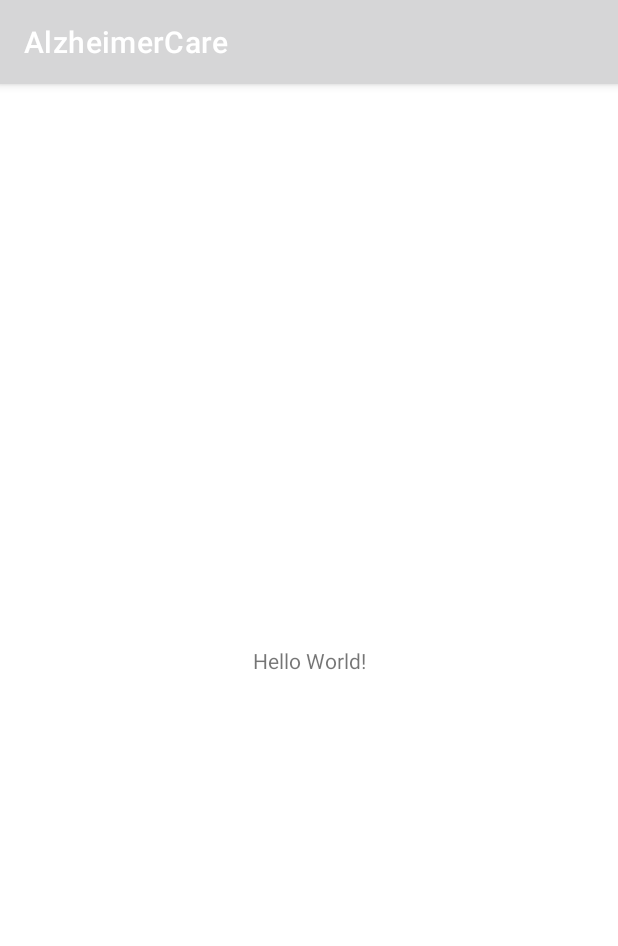
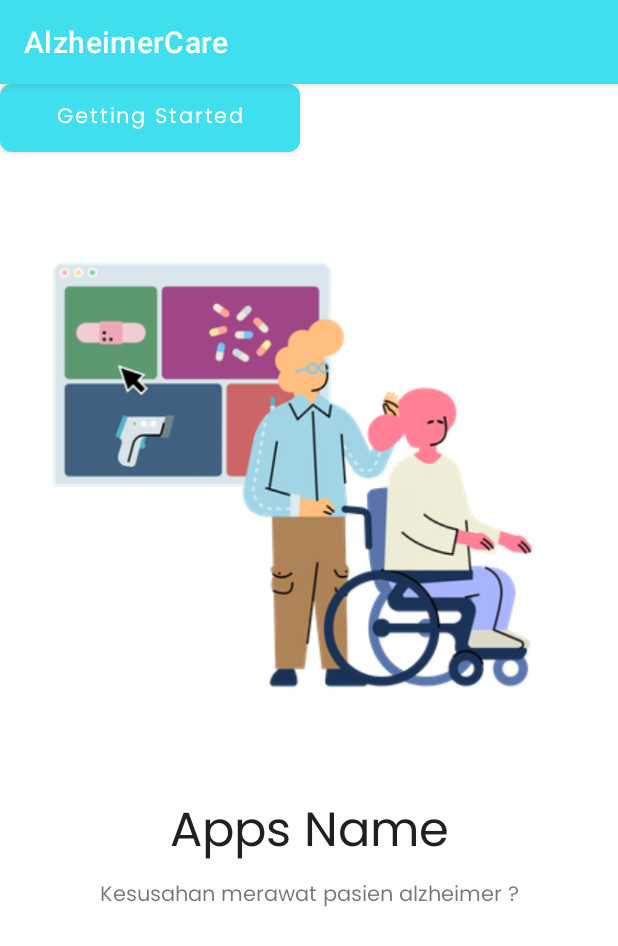
Before and after one commit to nazirxz/Capstone-Project-Alzheimer, an Android app: the screen it shows after launch (MainActivity), on a phone screen of 412 x 824 dp. Shown: the top 946 px of the screen. Run offline under Robolectric (Android 15) with nearby library versions, the phone set to English and light mode, and no system bars.

Commit message:
onboarding ui

```diff
--- /dev/null
+++ b/app/src/main/res/drawable/shape_rectangle_8_ffc700.xml
@@ -0,0 +1,8 @@
+<?xml version="1.0" encoding="utf-8"?>
+<shape xmlns:android="http://schemas.android.com/apk/res/android"
+    android:shape="rectangle">
+
+    <corners android:radius="8dp"/>
+    <solid android:color="@color/blue"/>
+
+</shape>
--- a/app/src/main/res/layout/activity_main.xml
+++ b/app/src/main/res/layout/activity_main.xml
@@ -6,13 +6,49 @@
     android:layout_height="match_parent"
     tools:context=".MainActivity">
 
+    <ImageView
+        android:id="@+id/imageView"
+        android:layout_width="383dp"
+        android:layout_height="360dp"
+        app:layout_constraintBottom_toBottomOf="parent"
+        app:layout_constraintEnd_toEndOf="parent"
+        app:layout_constraintHorizontal_bias="0.571"
+        app:layout_constraintStart_toStartOf="parent"
+        app:layout_constraintTop_toTopOf="parent"
+        app:layout_constraintVertical_bias="0.199"
+        app:srcCompat="@drawable/caretaking" />
+
     <TextView
+        android:id="@+id/appsname"
+        style="@style/TextView.PoppinsNormal32sp020202"
         android:layout_width="wrap_content"
         android:layout_height="wrap_content"
-        android:text="Hello World!"
-        app:layout_constraintBottom_toBottomOf="parent"
-        app:layout_constraintLeft_toLeftOf="parent"
-        app:layout_constraintRight_toRightOf="parent"
-        app:layout_constraintTop_toTopOf="parent" />
+        android:layout_marginTop="32dp"
+        android:text="@string/apps_name"
+        app:layout_constraintEnd_toEndOf="parent"
+        app:layout_constraintStart_toStartOf="parent"
+        app:layout_constraintTop_toBottomOf="@+id/imageView" />
+
+    <TextView
+        android:id="@+id/detail"
+        android:layout_width="wrap_content"
+        android:layout_height="wrap_content"
+        android:layout_marginTop="88dp"
+        android:fontFamily="@font/poppins"
+        android:text="@string/onboarding_info"
+        app:layout_constraintEnd_toEndOf="parent"
+        app:layout_constraintStart_toStartOf="parent"
+        app:layout_constraintTop_toBottomOf="@+id/imageView" />
+
+    <Button
+        android:id="@+id/btnSignin"
+        style="@style/Button.Primary"
+        android:layout_width="200dp"
+        android:layout_height="45dp"
+        android:text="@string/onboarding_button"
+        android:textAllCaps="false"
+        android:textColor="@color/white"
+        tools:layout_editor_absoluteX="105dp"
+        tools:layout_editor_absoluteY="574dp" />
 
 </androidx.constraintlayout.widget.ConstraintLayout>
--- a/app/src/main/res/values/strings.xml
+++ b/app/src/main/res/values/strings.xml
@@ -1,3 +1,6 @@
 <resources>
     <string name="app_name">AlzheimerCare</string>
+    <string name="apps_name">Apps Name</string>
+    <string name="onboarding_info">Kesusahan merawat pasien alzheimer ?</string>
+    <string name="onboarding_button">Getting Started</string>
 </resources>
--- a/app/src/main/res/values/themes.xml
+++ b/app/src/main/res/values/themes.xml
@@ -2,15 +2,93 @@
     <!-- Base application theme. -->
     <style name="Theme.AlzheimerCare" parent="Theme.MaterialComponents.DayNight.DarkActionBar">
         <!-- Primary brand color. -->
-        <item name="colorPrimary">@color/purple_500</item>
-        <item name="colorPrimaryVariant">@color/purple_700</item>
+        <item name="colorPrimary">@color/blue</item>
+        <item name="colorPrimaryVariant">@color/red</item>
         <item name="colorOnPrimary">@color/white</item>
-        <!-- Secondary brand color. -->
-        <item name="colorSecondary">@color/teal_200</item>
-        <item name="colorSecondaryVariant">@color/teal_700</item>
-        <item name="colorOnSecondary">@color/black</item>
         <!-- Status bar color. -->
         <item name="android:statusBarColor" tools:targetApi="l">?attr/colorPrimaryVariant</item>
         <!-- Customize your theme here. -->
     </style>
+     <style name="TextView"/>
+    <style name="TextView.PoppinsNormal32sp020202">
+        <item name="android:fontFamily">@font/poppins</item>
+        <item name="android:textColor">#202020</item>
+        <item name="android:textSize">32sp</item>
+    </style>
+
+    <style name="TextView.PoppinsNormal16sp020202">
+        <item name="android:fontFamily">@font/poppins</item>
+        <item name="android:textColor">#202020</item>
+        <item name="android:textSize">16sp</item>
+    </style>
+
+    <style name="TextView.PoppinsNormal22sp020202">
+        <item name="android:fontFamily">@font/poppins</item>
+        <item name="android:textColor">#202020</item>
+        <item name="android:textSize">22sp</item>
+    </style>
+
+    <style name="TextView.PoppinsNormal20sp020202">
+        <item name="android:fontFamily">@font/poppins</item>
+        <item name="android:textColor">#202020</item>
+        <item name="android:textSize">20sp</item>
+    </style>
+
+    <style name="TextView.PoppinsNormal18sp020202">
+        <item name="android:fontFamily">@font/poppins</item>
+        <item name="android:textColor">#202020</item>
+        <item name="android:textSize">18sp</item>
+    </style>
+
+    <style name="TextView.PoppinsNormal14sp202020">
+        <item name="android:fontFamily">@font/poppins</item>
+        <item name="android:textColor">#202020</item>
+        <item name="android:textSize">14sp</item>
+    </style>
+
+    <style name="TextView.PoppinsNormal14sp1ABC9C">
+        <item name="android:fontFamily">@font/poppins</item>
+        <item name="android:textColor">#1ABC9C</item>
+        <item name="android:textSize">14sp</item>
+    </style>
+
+    <style name="TextView.PoppinsNormal14sp8D92A3">
+        <item name="android:fontFamily">@font/poppins</item>
+        <item name="android:textColor">#8D92A3</item>
+        <item name="android:textSize">14sp</item>
+    </style>
+
+    <style name="TextView.PoppinsNormal13sp8D92A3">
+        <item name="android:fontFamily">@font/poppins</item>
+        <item name="android:textColor">#8D92A3</item>
+        <item name="android:textSize">13sp</item>
+    </style>
+
+    <style name="TextView.PoppinsNormal10sp8D92A3">
+        <item name="android:fontFamily">@font/poppins</item>
+        <item name="android:textColor">#8D92A3</item>
+        <item name="android:textSize">10sp</item>
+    </style>
+
+    <style name="TextView.PoppinsNormal10spD9435E">
+        <item name="android:fontFamily">@font/poppins</item>
+        <item name="android:textColor">#D9435E</item>
+        <item name="android:textSize">10sp</item>
+    </style>
+
+    <style name="TextView.PoppinsNormal14sp020202">
+        <item name="android:fontFamily">@font/poppins</item>
+        <item name="android:textColor">#020202</item>
+        <item name="android:textSize">14sp</item>
+    </style>
+
+    <style name="Button"/>
+
+    <style name="Button.Primary">
+        <item name="android:fontFamily">@font/poppins</item>
+        <item name="android:textColor">@color/white</item>
+        <item name="android:textSize">14sp</item>
+        <item name="android:background">@drawable/shape_rectangle_8_ffc700</item>
+    </style>
+
 </resources>
```
Also changed, not shown: app/src/main/res/drawable/caretaking.png (added).
